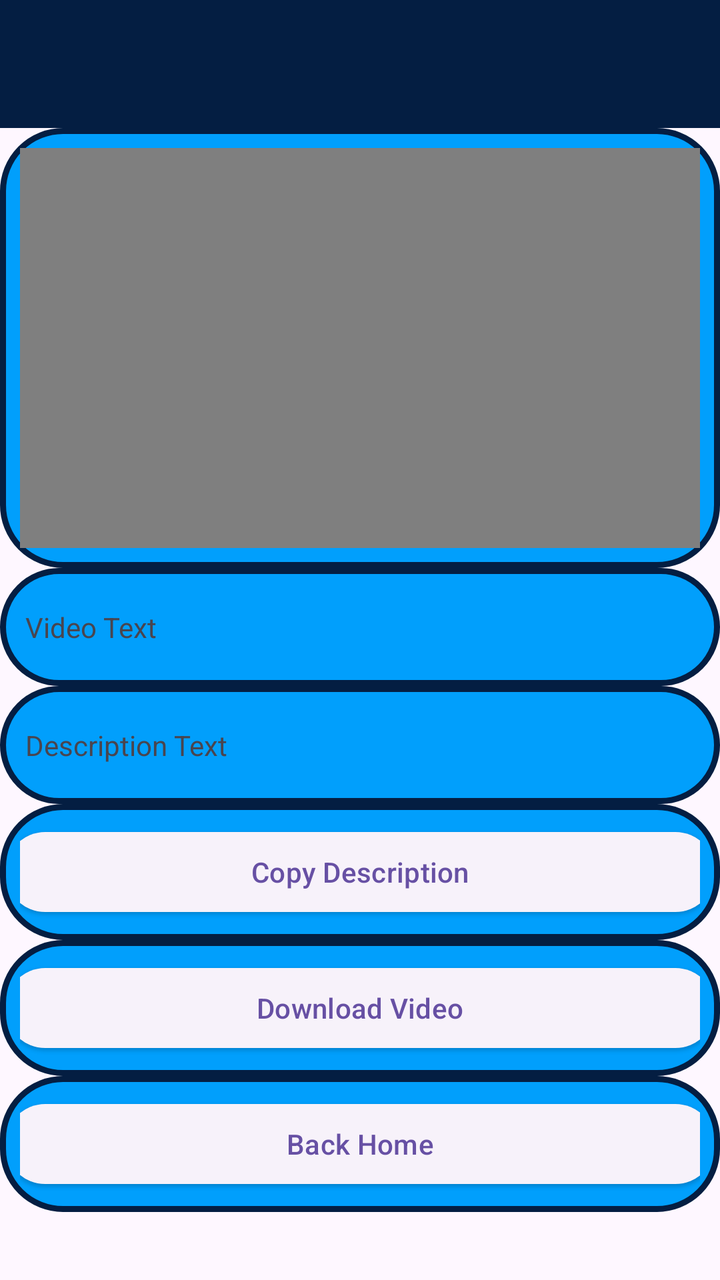
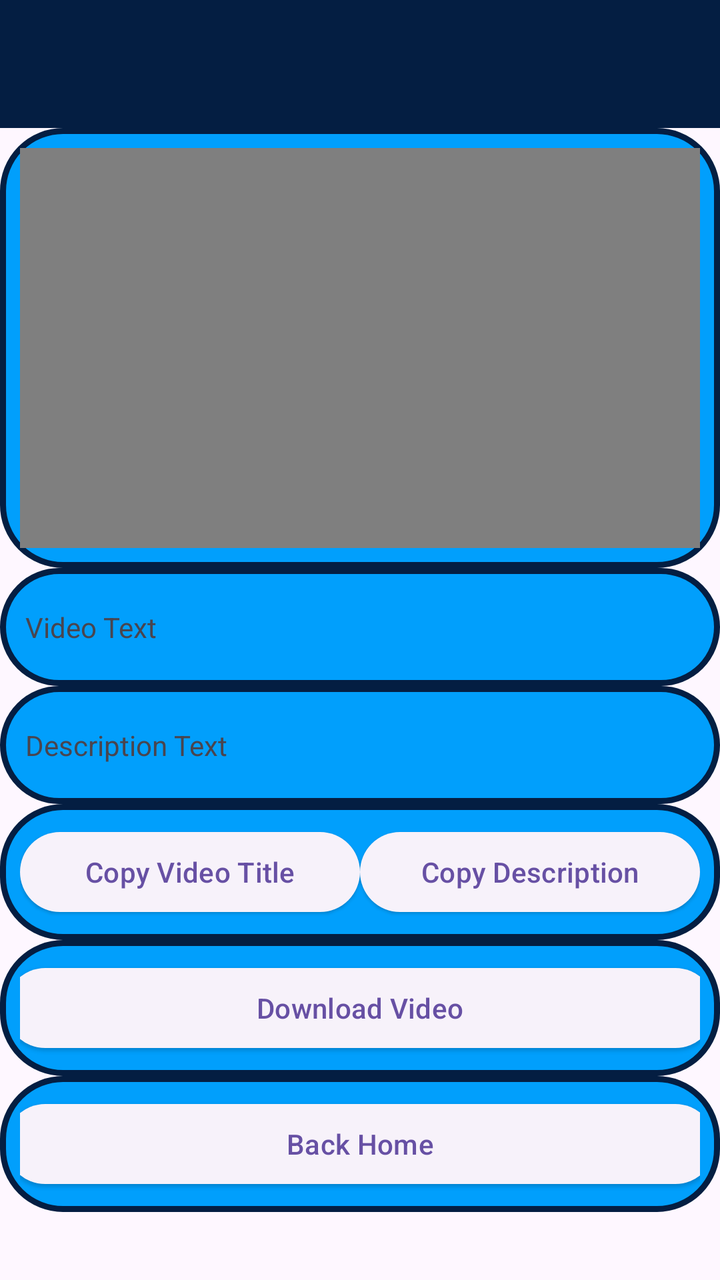

Compare the two renders of this Android layout. The source of the first and the diff that turns it into the second are given below.
<!-- AndroidManifest.xml: application theme Theme.MLBDownloaderVideos -->
<!-- res/layout/download_activity.xml -->
<?xml version="1.0" encoding="utf-8"?>
<androidx.constraintlayout.widget.ConstraintLayout xmlns:android="http://schemas.android.com/apk/res/android"
    xmlns:tools="http://schemas.android.com/tools"
    android:layout_width="match_parent"
    android:layout_height="match_parent">

    <TableLayout
        android:layout_width="match_parent"
        android:layout_height="wrap_content"
        android:layout_marginTop="20dp">

    <androidx.appcompat.widget.Toolbar
    android:id="@+id/my_toolbar"
    android:layout_width="match_parent"
    android:layout_height="?attr/actionBarSize"
    android:background="#041E42"
    android:color="#041E42"
    android:elevation="4dp"/>

    <TableRow
        android:layout_width="match_parent"
        android:layout_height="wrap_content"
        android:background="@drawable/border"
        android:gravity="center"
        android:padding="10dp">

        <VideoView
                android:id="@+id/videoId"
                android:layout_width="300dp"
        android:layout_height="200dp" />

    </TableRow>

        <TableRow
            android:layout_width="match_parent"
            android:layout_height="57dp"
            android:background="@drawable/border"
            android:gravity="center"
            android:padding="10dp">


            <TextView
                android:id="@+id/nameTextId"
                android:layout_width="wrap_content"
                android:layout_height="wrap_content"
                android:ellipsize="marquee"
                android:lines="2"
                android:padding="10dp"
                android:singleLine="true"
                android:text="Video Text" />

            

         </TableRow>

         <TableRow
             android:layout_width="match_parent"
             android:layout_height="57dp"
             android:background="@drawable/border"
             android:gravity="center"
             android:padding="10dp">


             <TextView
                 android:id="@+id/descriptionTextId"
                 android:layout_width="355dp"
                 android:layout_height="wrap_content"
                 android:ellipsize="marquee"
                 android:lines="2"
                 android:padding="10dp"
                 android:singleLine="true"
                 android:text="Description Text" />

            

        </TableRow>

        <TableRow
            android:layout_width="match_parent"
            android:layout_height="wrap_content"
            android:background="@drawable/border"
            android:gravity="center"
            android:padding="10dp">

            <Button
                style="@style/Widget.Material3.Button.ElevatedButton"
                android:id="@+id/copyTextButton"
                android:layout_width="wrap_content"
                android:layout_height="wrap_content"
                android:text="Copy Description"
                android:src="@drawable/ic_content_copy"
                android:onClick="onCopyIcon" />

        </TableRow>

            

    <TableRow
        android:layout_width="match_parent"
        android:layout_height="wrap_content"
        android:background="@drawable/border"
        android:gravity="center"
        android:padding="10dp">

    <Button
            style="@style/Widget.Material3.Button.ElevatedButton"
            android:id="@+id/DownloadButton"
            android:layout_width="wrap_content"
            android:layout_height="wrap_content"
            android:text="Download Video"
            android:onClick="DownloadButton" />

        </TableRow>
    <TableRow
        android:layout_width="match_parent"
        android:layout_height="wrap_content"
        android:background="@drawable/border"
        android:gravity="center"
        android:padding="10dp">
        
        <Button
            style="@style/Widget.Material3.Button.ElevatedButton"
            android:id="@+id/BackButton"
            android:layout_width="wrap_content"
            android:layout_height="wrap_content"
            android:text="Back Home"
            android:onClick="BackHomeButton" />
    </TableRow> 
     <TableRow
        android:layout_width="match_parent"
        android:layout_height="wrap_content"
        android:background="@drawable/border"
        android:gravity="center"
        android:visibility="invisible"
        android:padding="10dp">

        <TextView
            android:id="@+id/linkTextId"
            android:layout_width="wrap_content"
            android:layout_height="wrap_content"
            android:visibility="invisible"
            android:text="" />

    </TableRow>
    </TableLayout>

</androidx.constraintlayout.widget.ConstraintLayout>
<!-- resources referenced by this layout -->
<resources>
  <!-- drawable border (drawable) -->
  <?xml version="1.0" encoding="utf-8"?>
  <shape xmlns:android="http://schemas.android.com/apk/res/android">
      <solid android:color="#019ffc"></solid>
      <stroke android:width="3dp" android:color="#041E42"/>
      <corners android:radius="30dp"/>
  </shape>
  <!-- drawable ic_content_copy: png bitmap (drawable, 8940 bytes) -->
  <style name="Theme.MLBDownloaderVideos" parent="Base.Theme.MLBDownloaderVideos" />
  <style name="Base.Theme.MLBDownloaderVideos" parent="Theme.Material3.DayNight.NoActionBar">
          
          
      </style>
</resources>

<!-- the commit's change to res/layout/download_activity.xml (unified diff, before → after) -->
@@ -84,12 +84,23 @@
 
             <Button
                 style="@style/Widget.Material3.Button.ElevatedButton"
+                android:id="@+id/copyVideoTextButton"
+                android:layout_width="0dp"
+                android:layout_height="wrap_content"
+                android:text="Copy Video Title"
+                android:layout_weight="1"
+                android:src="@drawable/ic_content_copy"
+                android:onClick="onCopyVideoText" />
+
+            <Button
+                style="@style/Widget.Material3.Button.ElevatedButton"
                 android:id="@+id/copyTextButton"
-                android:layout_width="wrap_content"
+                android:layout_width="0dp"
                 android:layout_height="wrap_content"
+                android:layout_weight="1"
                 android:text="Copy Description"
                 android:src="@drawable/ic_content_copy"
-                android:onClick="onCopyIcon" />
+                android:onClick="onCopyDescription" />
 
         </TableRow>
 
